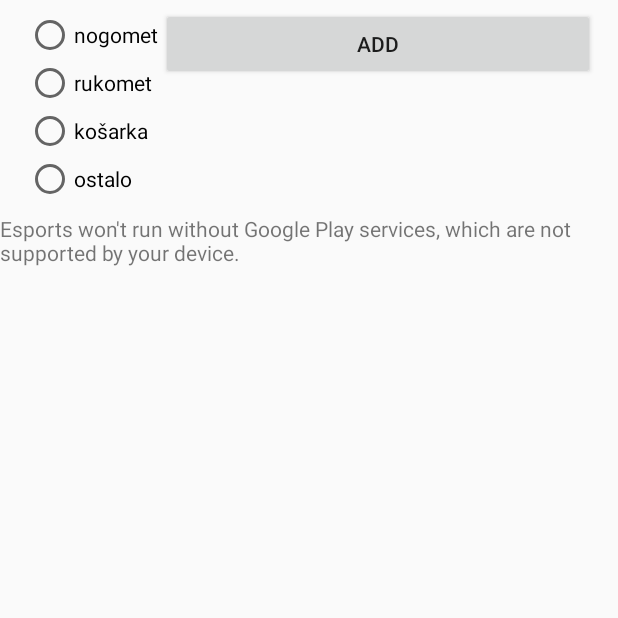
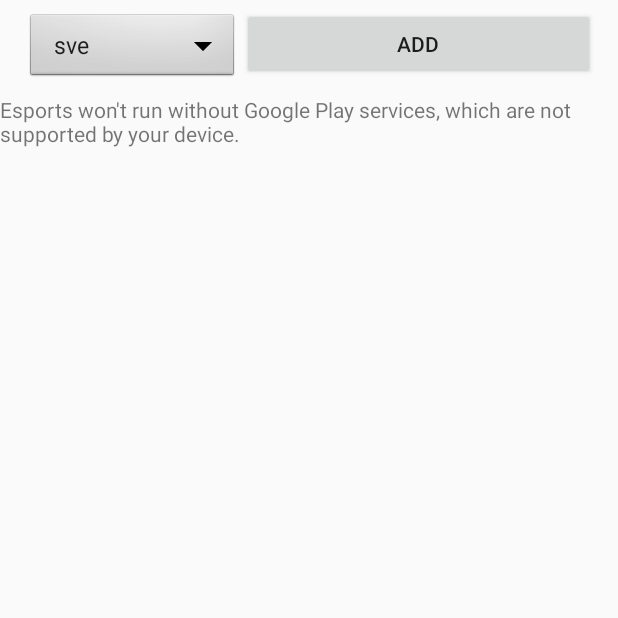
Before and after one commit to davidmak2709/RMA-projekt, an Android app: the MapActivity screen opened directly, with no data from a screen before it, on a phone screen of 412 x 824 dp, the top half of it. Run offline under Robolectric (Android 15) with nearby library versions, the phone set to English and light mode, and no system bars; our stand-ins replace Firebase (no records; nobody signed in at launch, a user with empty details on screens opened directly); 3 statements that could not run were skipped.

Commit message:
Filtriranje dovršeno, zamijena radio buttona sa dropdown listom

```diff
--- a/app/src/main/java/hr/helloworld/david/esports/MapActivity.java
+++ b/app/src/main/java/hr/helloworld/david/esports/MapActivity.java
@@ -17,12 +17,16 @@
 import android.util.Log;
 import android.view.MenuItem;
 import android.view.View;
+import android.widget.AdapterView;
+import android.widget.ArrayAdapter;
 import android.widget.Button;
 import android.widget.RadioButton;
 import android.widget.RadioGroup;
+import android.widget.Spinner;
 import android.widget.TextView;
 import android.widget.Toast;
 import android.widget.RadioGroup.OnCheckedChangeListener;
+import android.widget.AdapterView.OnItemSelectedListener;
 
 import com.google.android.gms.common.ConnectionResult;
 import com.google.android.gms.common.api.GoogleApiClient;
@@ -56,6 +60,7 @@
 import com.google.firebase.database.Query;
 import com.google.firebase.database.ValueEventListener;
 
+
 import java.text.ParseException;
 import java.text.SimpleDateFormat;
 import java.util.ArrayList;
@@ -71,7 +76,7 @@
         GoogleMap.OnMapClickListener,
         GoogleMap.OnMarkerClickListener,
         LocationListener,
-        OnCheckedChangeListener{
+        OnItemSelectedListener{
     private static final String TAG = MapActivity.class.getSimpleName();
 
     private Button add_button;
@@ -95,6 +100,7 @@
 
     private String sportPick;
     private Boolean filterOff = Boolean.TRUE;
+
 
 
     @Override
@@ -174,8 +180,16 @@
             }
         });
 
-        //traži
-        ((RadioGroup)findViewById(R.id.radio_Group)).setOnCheckedChangeListener(this);
+        //filter pomocu dropdown-a
+        Spinner dropdown = findViewById(R.id.spinner1);
+        dropdown.setOnItemSelectedListener(this);
+        String[] items = new String[]{"sve", "nogomet", "košarka", "rukomet", "ostalo"};
+        ArrayAdapter<String> adapter = new ArrayAdapter<>(this, android.R.layout.simple_spinner_item, items);
+        adapter.setDropDownViewResource(android.R.layout.simple_spinner_dropdown_item);
+        dropdown.setAdapter(adapter);
+        //adapter.notifyDataSetChanged();
+
+
         // initialize GoogleMaps
         initGMaps();
         // create GoogleApiClient
@@ -251,7 +265,7 @@
         for (int ix = 0; ix < EVENTS.size(); ix++) {
             Log.d("TESTING:", EVENTS.get(ix).getSport()+sportPick+filterOff);
 
-            if (filterOff) {
+            if (filterOff || sportPick.equals("all")) {
                 map.addMarker(new MarkerOptions()
                         .position(new LatLng(EVENTS.get(ix).getLat(), EVENTS.get(ix).getLng()))
                         .title(EVENTS.get(ix).getId() + ": " + EVENTS.get(ix).getSport() + ", " + EVENTS.get(ix).getmTime() + ", " + EVENTS.get(ix).getGooing() + "/" + EVENTS.get(ix).getSize()));
@@ -692,43 +706,36 @@
     }
 
     //FILTER
-
     @Override
-    public void onCheckedChanged(RadioGroup radioGroup, int checkedId) {
-
-        String numeral = null;
+    public void onItemSelected(AdapterView<?> parent, View view, int position, long id) {
         filterOff = Boolean.FALSE;
+        Log.d("**** ", "filter ON");
         //TODO problem identičnog stringa Košarka != košarka :(
         //todo doadti opcij SVE
-        switch (checkedId) {
-
-            case R.id.radio_nogomet:
-
+        switch (position) {
+            case 0:
+                sportPick = "all";
+                break;
+            case 1:
+                Log.d("**** ", "case 1");
                 sportPick = "nogomet";
-
                 break;
-
-            case R.id.radio_košarka:
-
+            case 2:
                 sportPick = "košarka";
-
                 break;
-
-            case R.id.radio_rukomet:
-
+            case 3:
                 sportPick = "rukomet";
-
                 break;
-
-            case R.id.radio_ostalo:
-
+            case 4:
                 sportPick = "ostalo";
-
                 break;
-
 
         }
         reDrawEvents();
     }
 
+    @Override
+    public void onNothingSelected(AdapterView<?> arg0) {
+        sportPick = "all";
+    }
 }
--- a/app/src/main/res/layout/activity_map.xml
+++ b/app/src/main/res/layout/activity_map.xml
@@ -28,37 +28,13 @@
             android:paddingRight="2dp"
             android:paddingTop="2dp">
             <!--Latitude-->
-            <RadioGroup xmlns:android="http://schemas.android.com/apk/res/android"
-                android:id="@+id/radio_Group"
-                android:layout_width="fill_parent"
+            <Spinner
+                android:id="@+id/spinner1"
+                android:layout_width="match_parent"
                 android:layout_height="wrap_content"
-                android:orientation="vertical">
+                android:background="@android:drawable/btn_dropdown"
+                />
 
-
-                <RadioButton
-                    android:id="@+id/radio_nogomet"
-                    android:layout_width="wrap_content"
-                    android:layout_height="wrap_content"
-                    android:text="@string/nogomet" />
-
-                <RadioButton
-                    android:id="@+id/radio_rukomet"
-                    android:layout_width="wrap_content"
-                    android:layout_height="wrap_content"
-                    android:text="@string/rukomet" />
-
-                <RadioButton
-                    android:id="@+id/radio_košarka"
-                    android:layout_width="wrap_content"
-                    android:layout_height="wrap_content"
-                    android:text="@string/košarka" />
-
-                <RadioButton
-                    android:id="@+id/radio_ostalo"
-                    android:layout_width="wrap_content"
-                    android:layout_height="wrap_content"
-                    android:text="@string/ostalo" />
-            </RadioGroup>
         </LinearLayout>
         <Button
             android:id="@+id/add_button"
```
Also changed, not shown: 1 other file.
